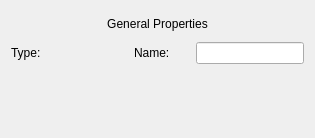
Before: the Qt Designer form umbrello/dialogs/umltemplatedialog.ui in KDE/umbrello, drawn with Qt 5.
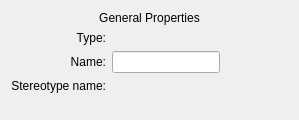
After: the same form once the commit is applied. Custom widgets are drawn as their Qt base class.

Commit message:
Fix layout issues
Layout based on the KDE VDG Align Documentation
https://community.kde.org/KDE_Visual_Design_Group/HIG/Alignment

Diff of the .ui file:
```diff
--- a/umbrello/dialogs/umltemplatedialog.ui
+++ b/umbrello/dialogs/umltemplatedialog.ui
@@ -6,8 +6,8 @@
    <rect>
     <x>0</x>
     <y>0</y>
-    <width>315</width>
-    <height>138</height>
+    <width>299</width>
+    <height>120</height>
    </rect>
   </property>
   <property name="sizePolicy">
@@ -20,31 +20,57 @@
    <string>Form</string>
   </property>
   <layout class="QGridLayout" name="gridLayout">
+   <item row="1" column="1">
+    <widget class="UMLDatatypeWidget" name="dataTypeWidget" native="true">
+     <property name="sizePolicy">
+      <sizepolicy hsizetype="Minimum" vsizetype="Preferred">
+       <horstretch>0</horstretch>
+       <verstretch>0</verstretch>
+      </sizepolicy>
+     </property>
+    </widget>
+   </item>
+   <item row="5" column="0" colspan="4">
+    <widget class="DocumentationWidget" name="documentationWidget" native="true">
+     <property name="sizePolicy">
+      <sizepolicy hsizetype="Minimum" vsizetype="Preferred">
+       <horstretch>0</horstretch>
+       <verstretch>0</verstretch>
+      </sizepolicy>
+     </property>
+    </widget>
+   </item>
    <item row="1" column="0">
     <widget class="QLabel" name="label_3">
      <property name="text">
       <string>Type:</string>
      </property>
+     <property name="alignment">
+      <set>Qt::AlignRight|Qt::AlignTrailing|Qt::AlignVCenter</set>
+     </property>
     </widget>
    </item>
-   <item row="1" column="1">
-    <widget class="UMLDatatypeWidget" name="dataTypeWidget" native="true">
-     <property name="sizePolicy">
-      <sizepolicy hsizetype="Minimum" vsizetype="Preferred">
-       <horstretch>0</horstretch>
-       <verstretch>0</verstretch>
-      </sizepolicy>
+   <item row="0" column="0" colspan="4">
+    <widget class="QLabel" name="label">
+     <property name="text">
+      <string>General Properties</string>
      </property>
+     <property name="alignment">
+      <set>Qt::AlignCenter</set>
+     </property>
     </widget>
    </item>
-   <item row="1" column="2">
+   <item row="2" column="0">
     <widget class="QLabel" name="label_2">
      <property name="text">
       <string>Name:</string>
      </property>
+     <property name="alignment">
+      <set>Qt::AlignRight|Qt::AlignTrailing|Qt::AlignVCenter</set>
+     </property>
     </widget>
    </item>
-   <item row="1" column="3">
+   <item row="2" column="1">
     <widget class="QLineEdit" name="nameLE">
      <property name="sizePolicy">
       <sizepolicy hsizetype="Maximum" vsizetype="Fixed">
@@ -54,7 +80,17 @@
      </property>
     </widget>
    </item>
-   <item row="2" column="0" colspan="4">
+   <item row="4" column="0">
+    <widget class="QLabel" name="label_4">
+     <property name="text">
+      <string>Stereotype name:</string>
+     </property>
+     <property name="alignment">
+      <set>Qt::AlignRight|Qt::AlignTrailing|Qt::AlignVCenter</set>
+     </property>
+    </widget>
+   </item>
+   <item row="4" column="1">
     <widget class="UMLStereotypeWidget" name="stereotypeWidget" native="true">
      <property name="sizePolicy">
       <sizepolicy hsizetype="Minimum" vsizetype="Preferred">
@@ -64,26 +100,6 @@
      </property>
     </widget>
    </item>
-   <item row="3" column="0" colspan="4">
-    <widget class="DocumentationWidget" name="documentationWidget" native="true">
-     <property name="sizePolicy">
-      <sizepolicy hsizetype="Minimum" vsizetype="Preferred">
-       <horstretch>0</horstretch>
-       <verstretch>0</verstretch>
-      </sizepolicy>
-     </property>
-    </widget>
-   </item>
-   <item row="0" column="0" colspan="4">
-    <widget class="QLabel" name="label">
-     <property name="text">
-      <string>General Properties</string>
-     </property>
-     <property name="alignment">
-      <set>Qt::AlignCenter</set>
-     </property>
-    </widget>
-   </item>
   </layout>
  </widget>
  <customwidgets>
```
